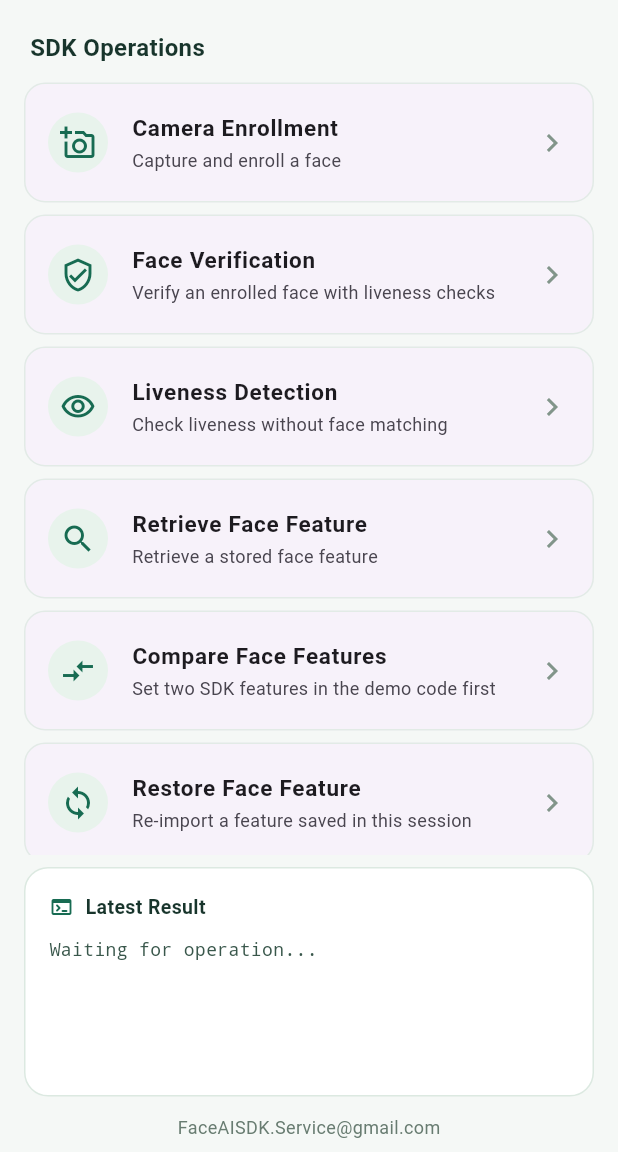
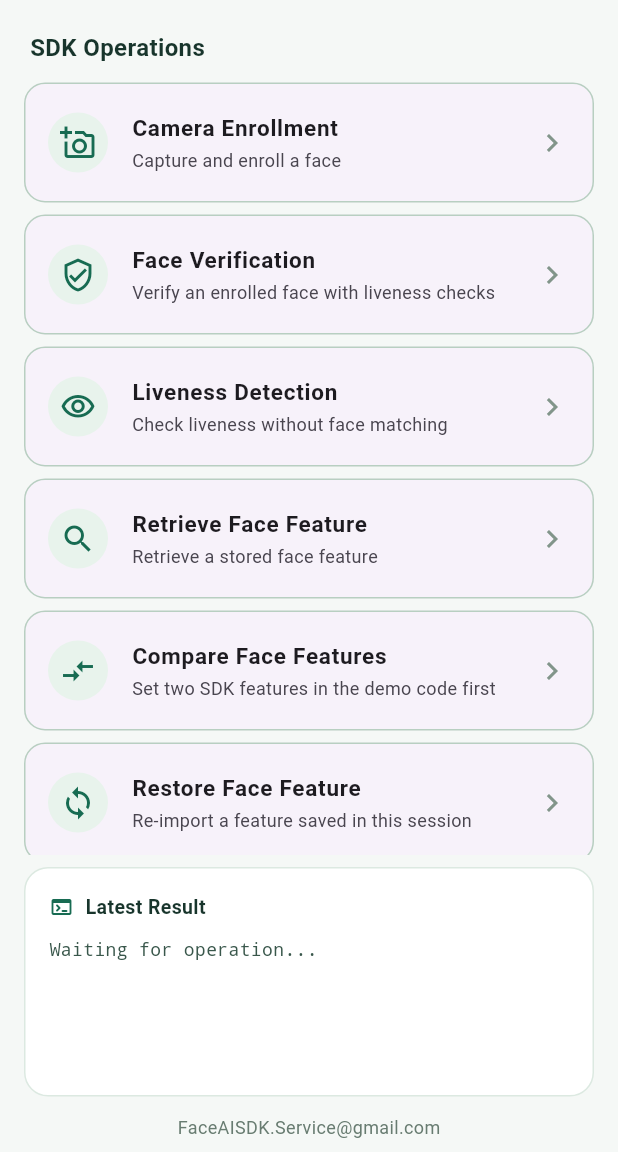
Before and after one commit to FaceAISDK/FaceRecognition_Flutter, a Flutter app: the screen it shows after launch, on a phone screen of 412 x 824 dp, the part 84-1236 px from its top. Run offline on Flutter 3.47's test engine with Material 3 defaults, Android fonts, the phone set to English and light mode, and no system bars.

Commit message:
Darken demo feature card borders

```diff
--- a/example/lib/main.dart
+++ b/example/lib/main.dart
@@ -407,7 +407,7 @@ class _MyHomePageState extends State<MyHomePage> {
       elevation: 0,
       shape: RoundedRectangleBorder(
         borderRadius: BorderRadius.circular(14),
-        side: const BorderSide(color: Color(0xFFE2EBE6)),
+        side: const BorderSide(color: Color(0xFFB8CFC1)),
       ),
       child: ListTile(
         contentPadding: const EdgeInsets.symmetric(horizontal: 16, vertical: 4),
```
